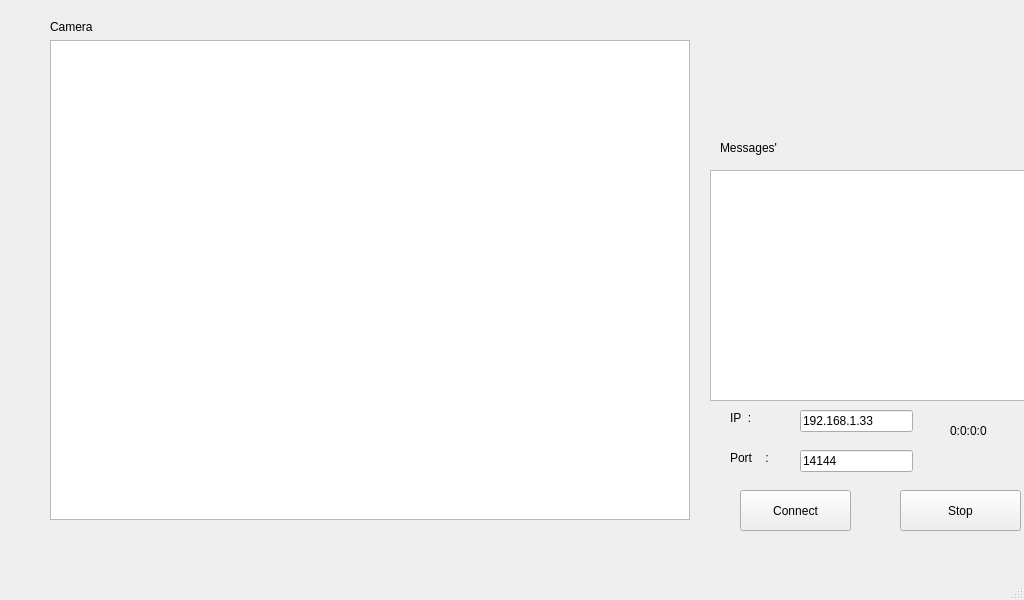
The window that Proje2/mainwindow.ui (emrebayrm/Proje2) describes before a commit, drawn with Qt 5.
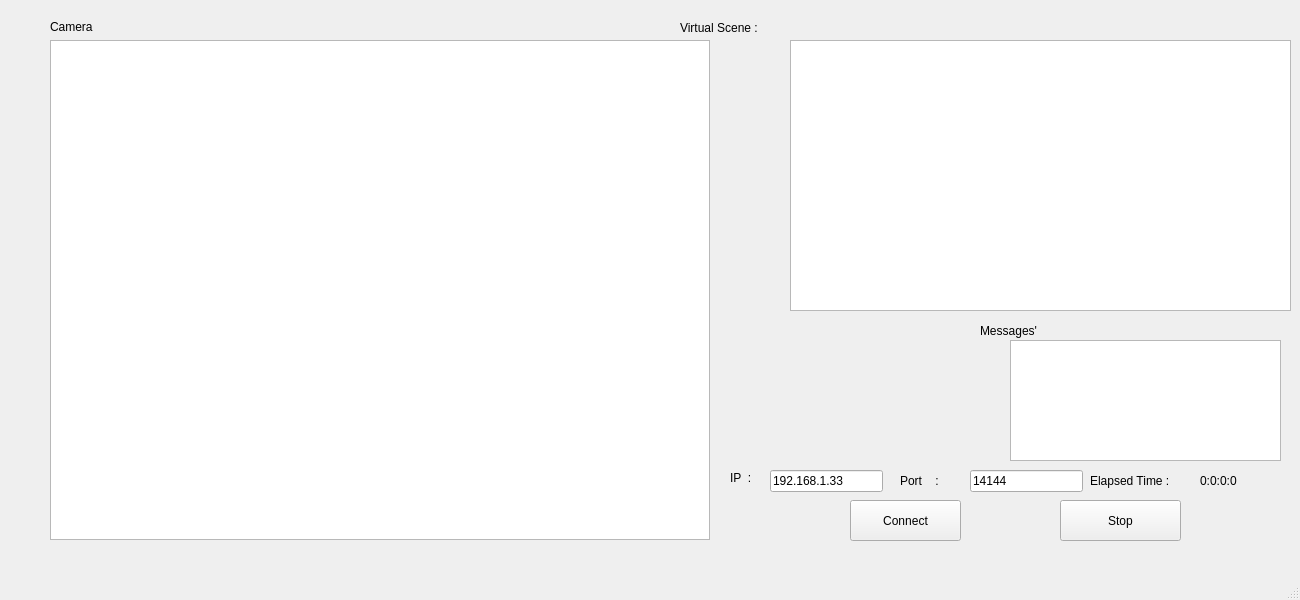
The same window after the commit.

The edit to the form file:
```diff
--- a/Proje2/mainwindow.ui
+++ b/Proje2/mainwindow.ui
@@ -6,7 +6,7 @@
    <rect>
     <x>0</x>
     <y>0</y>
-    <width>1024</width>
+    <width>1300</width>
     <height>600</height>
    </rect>
   </property>
@@ -18,7 +18,7 @@
   </property>
   <property name="maximumSize">
    <size>
-    <width>1024</width>
+    <width>1366</width>
     <height>600</height>
    </size>
   </property>
@@ -42,8 +42,8 @@
    <widget class="QPushButton" name="Connect">
     <property name="geometry">
      <rect>
-      <x>740</x>
-      <y>490</y>
+      <x>850</x>
+      <y>500</y>
       <width>111</width>
       <height>41</height>
      </rect>
@@ -55,8 +55,8 @@
    <widget class="QPushButton" name="stop">
     <property name="geometry">
      <rect>
-      <x>900</x>
-      <y>490</y>
+      <x>1060</x>
+      <y>500</y>
       <width>121</width>
       <height>41</height>
      </rect>
@@ -68,20 +68,20 @@
    <widget class="QTextBrowser" name="MessageBox">
     <property name="geometry">
      <rect>
-      <x>710</x>
-      <y>170</y>
-      <width>321</width>
-      <height>231</height>
+      <x>1010</x>
+      <y>340</y>
+      <width>271</width>
+      <height>121</height>
      </rect>
     </property>
    </widget>
    <widget class="QLabel" name="labelMessageBox">
     <property name="geometry">
      <rect>
-      <x>720</x>
-      <y>140</y>
-      <width>171</width>
-      <height>16</height>
+      <x>980</x>
+      <y>320</y>
+      <width>81</width>
+      <height>21</height>
      </rect>
     </property>
     <property name="text">
@@ -91,8 +91,8 @@
    <widget class="QLabel" name="stopWatch">
     <property name="geometry">
      <rect>
-      <x>950</x>
-      <y>420</y>
+      <x>1200</x>
+      <y>470</y>
       <width>71</width>
       <height>21</height>
      </rect>
@@ -106,8 +106,8 @@
      <rect>
       <x>50</x>
       <y>40</y>
-      <width>640</width>
-      <height>480</height>
+      <width>660</width>
+      <height>500</height>
      </rect>
     </property>
     <property name="sizePolicy">
@@ -118,8 +118,8 @@
     </property>
     <property name="maximumSize">
      <size>
-      <width>640</width>
-      <height>480</height>
+      <width>660</width>
+      <height>500</height>
      </size>
     </property>
     <property name="verticalScrollBarPolicy">
@@ -135,8 +135,8 @@
    <widget class="QLineEdit" name="ipText">
     <property name="geometry">
      <rect>
-      <x>800</x>
-      <y>410</y>
+      <x>770</x>
+      <y>470</y>
       <width>113</width>
       <height>22</height>
      </rect>
@@ -148,8 +148,8 @@
    <widget class="QLineEdit" name="PortText">
     <property name="geometry">
      <rect>
-      <x>800</x>
-      <y>450</y>
+      <x>970</x>
+      <y>470</y>
       <width>113</width>
       <height>22</height>
      </rect>
@@ -162,7 +162,7 @@
     <property name="geometry">
      <rect>
       <x>730</x>
-      <y>410</y>
+      <y>470</y>
       <width>21</width>
       <height>16</height>
      </rect>
@@ -174,10 +174,10 @@
    <widget class="QLabel" name="labelPort">
     <property name="geometry">
      <rect>
-      <x>730</x>
-      <y>450</y>
-      <width>41</width>
-      <height>16</height>
+      <x>900</x>
+      <y>470</y>
+      <width>51</width>
+      <height>21</height>
      </rect>
     </property>
     <property name="text">
@@ -187,8 +187,8 @@
    <widget class="QLabel" name="gtuLogo">
     <property name="geometry">
      <rect>
-      <x>780</x>
-      <y>9</y>
+      <x>750</x>
+      <y>340</y>
       <width>201</width>
       <height>111</height>
      </rect>
@@ -197,6 +197,68 @@
      <string/>
     </property>
    </widget>
+   <widget class="QLabel" name="ElapsedLabel">
+    <property name="geometry">
+     <rect>
+      <x>1090</x>
+      <y>470</y>
+      <width>91</width>
+      <height>21</height>
+     </rect>
+    </property>
+    <property name="text">
+     <string>Elapsed Time : </string>
+    </property>
+   </widget>
+   <widget class="QGraphicsView" name="virtualScene">
+    <property name="geometry">
+     <rect>
+      <x>790</x>
+      <y>40</y>
+      <width>501</width>
+      <height>271</height>
+     </rect>
+    </property>
+   </widget>
+   <widget class="QLabel" name="VirtualSceneLabel">
+    <property name="geometry">
+     <rect>
+      <x>680</x>
+      <y>20</y>
+      <width>111</width>
+      <height>16</height>
+     </rect>
+    </property>
+    <property name="text">
+     <string>Virtual Scene :</string>
+    </property>
+   </widget>
+   <widget class="QLabel" name="sagCetvel">
+    <property name="geometry">
+     <rect>
+      <x>790</x>
+      <y>10</y>
+      <width>500</width>
+      <height>23</height>
+     </rect>
+    </property>
+    <property name="text">
+     <string/>
+    </property>
+   </widget>
+   <widget class="QLabel" name="solCetvel">
+    <property name="geometry">
+     <rect>
+      <x>760</x>
+      <y>40</y>
+      <width>23</width>
+      <height>271</height>
+     </rect>
+    </property>
+    <property name="text">
+     <string/>
+    </property>
+   </widget>
   </widget>
   <widget class="QMenuBar" name="menubar">
    <property name="geometry">
```
Left out of the diff: 2 changed lines with no effect on the pictures.
